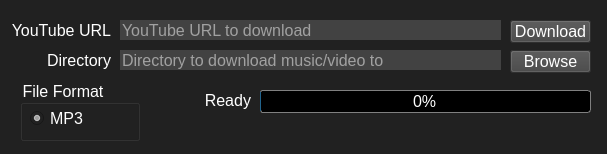
Above: form.ui from SmileyBoy321/YouLoader before the change. Below: the same form after it.
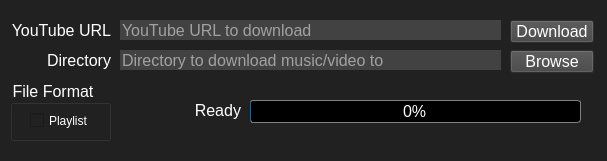
That is the form after the change. Icons and pictures are not drawn.

Commit message: removed MP3 option, added playlist

The edit to the form file:
```diff
--- a/form.ui
+++ b/form.ui
@@ -10,7 +10,7 @@
     <x>0</x>
     <y>0</y>
     <width>607</width>
-    <height>154</height>
+    <height>161</height>
    </rect>
   </property>
   <property name="font">
@@ -29,6 +29,9 @@
   <property name="layoutDirection">
    <enum>Qt::LeftToRight</enum>
   </property>
+  <property name="autoFillBackground">
+   <bool>true</bool>
+  </property>
   <property name="styleSheet">
    <string notr="true">background-color: rgb(33,33,33);</string>
   </property>
@@ -134,7 +137,7 @@
     <rect>
      <x>510</x>
      <y>50</y>
-     <width>81</width>
+     <width>84</width>
      <height>23</height>
     </rect>
    </property>
@@ -170,7 +173,7 @@
     <rect>
      <x>510</x>
      <y>20</y>
-     <width>81</width>
+     <width>84</width>
      <height>23</height>
     </rect>
    </property>
@@ -178,6 +181,8 @@
     <font>
      <family>Segoe UI</family>
      <pointsize>12</pointsize>
+     <weight>50</weight>
+     <bold>false</bold>
     </font>
    </property>
    <property name="styleSheet">
@@ -204,9 +209,9 @@
   <widget class="QGroupBox" name="groupBox">
    <property name="geometry">
     <rect>
-     <x>20</x>
+     <x>10</x>
      <y>80</y>
-     <width>120</width>
+     <width>101</width>
      <height>61</height>
     </rect>
    </property>
@@ -216,29 +221,32 @@
    <property name="title">
     <string>File Format</string>
    </property>
-   <widget class="QRadioButton" name="mp3">
+   <widget class="QCheckBox" name="PlaylistCheckbox">
     <property name="geometry">
      <rect>
-      <x>10</x>
+      <x>20</x>
       <y>30</y>
-      <width>61</width>
-      <height>17</height>
+      <width>62</width>
+      <height>21</height>
      </rect>
     </property>
-    <property name="font">
-     <font>
-      <family>Segoe UI</family>
-      <pointsize>12</pointsize>
-     </font>
-    </property>
     <property name="styleSheet">
-     <string notr="true">color: rgb(255, 255, 255);</string>
+     <string notr="true">font: 10pt &quot;Segoe UI&quot;;</string>
     </property>
     <property name="text">
-     <string>MP3</string>
+     <string>Playlist</string>
+    </property>
+    <property name="iconSize">
+     <size>
+      <width>16</width>
+      <height>16</height>
+     </size>
     </property>
     <property name="checked">
-     <bool>true</bool>
+     <bool>false</bool>
+    </property>
+    <property name="tristate">
+     <bool>false</bool>
     </property>
    </widget>
   </widget>
@@ -248,8 +256,8 @@
    </property>
    <property name="geometry">
     <rect>
-     <x>260</x>
-     <y>90</y>
+     <x>250</x>
+     <y>100</y>
      <width>331</width>
      <height>23</height>
     </rect>
@@ -279,8 +287,8 @@
   <widget class="QLabel" name="lblProgressText">
    <property name="geometry">
     <rect>
-     <x>150</x>
-     <y>90</y>
+     <x>140</x>
+     <y>100</y>
      <width>101</width>
      <height>21</height>
     </rect>
```
Left out of the diff: 9 changed lines with no effect on the pictures. The commit also changes 2 other files.
